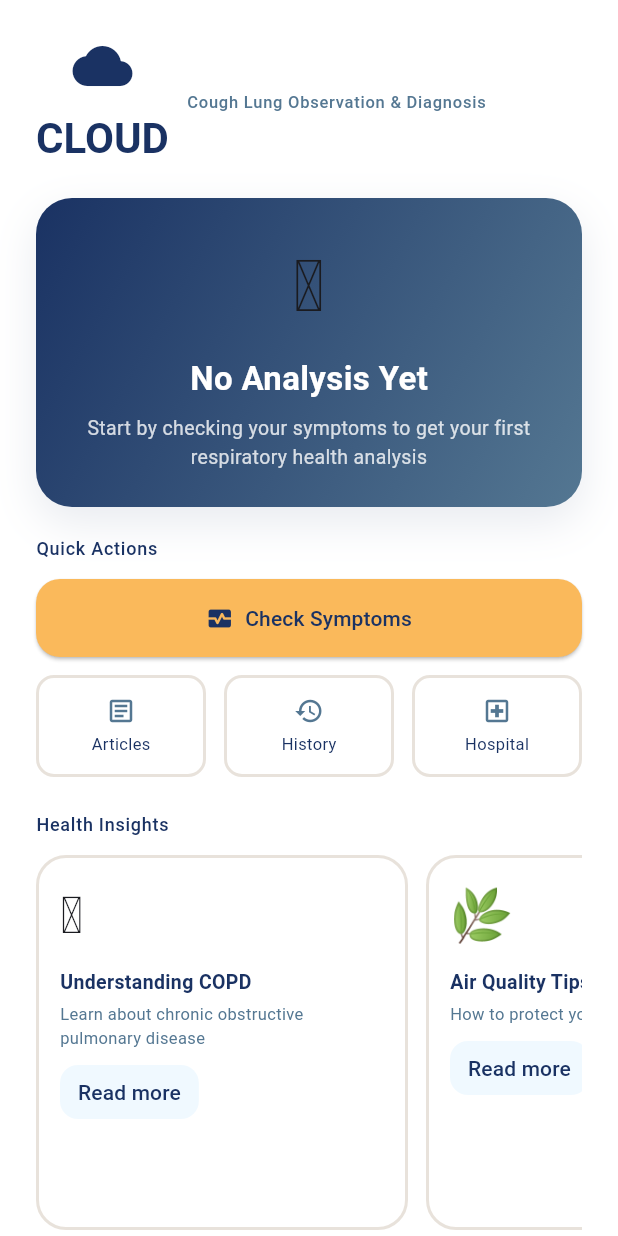
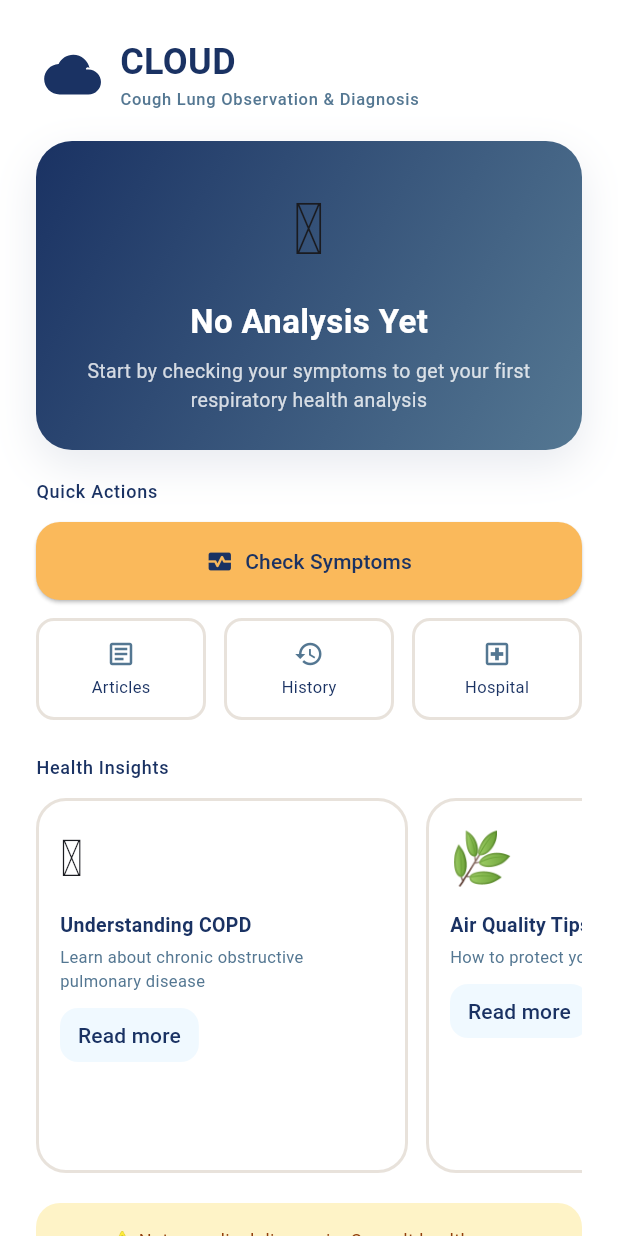
Before and after one commit to aad211/cloud-app, a Flutter app: the screen it shows after launch, after a tap on "Skip", on a phone screen of 412 x 824 dp. Run offline on Flutter 3.47's test engine with Material 3 defaults, Android fonts, the phone set to English and light mode, and no system bars; our stand-ins replace flutter_riverpod, flutter_svg, go_router, shared_preferences, web; missing offline and left inert: dart:js_interop, fftea, record, tflite_flutter.

Commit message:
refactor(branding): use direct SVG logo across app
- remove CloudLogo widget and related tests\n- render branding via SvgPicture.asset in home and splash\n- regenerate Android/iOS/Web app icons from shared SVG source

Co-authored-by: Copilot <223556219+Copilot@users.noreply.github.com>

```diff
--- a/lib/core/widgets/cloud_logo.dart
+++ /dev/null
@@ -1,54 +0,0 @@
-import 'package:flutter/material.dart';
-import 'package:cloud_app/app/theme/app_colors.dart';
-
-enum CloudLogoSize {
-  small,
-  medium,
-  large,
-}
-
-class CloudLogo extends StatelessWidget {
-  const CloudLogo({
-    super.key,
-    this.size = CloudLogoSize.medium,
-    this.iconColor,
-    this.textColor,
-  });
-
-  final CloudLogoSize size;
-  final Color? iconColor;
-  final Color? textColor;
-
-  @override
-  Widget build(BuildContext context) {
-    final (iconSize, textSize, spacing) = switch (size) {
-      CloudLogoSize.small => (24.0, 16.0, 4.0),
-      CloudLogoSize.medium => (40.0, 28.0, 8.0),
-      CloudLogoSize.large => (120.0, 56.0, 12.0),
-    };
-
-    final effectiveIconColor = iconColor ?? AppColors.navy;
-    final effectiveTextColor = textColor ?? AppColors.navy;
-
-    return Column(
-      mainAxisSize: MainAxisSize.min,
-      children: [
-        Icon(
-          Icons.cloud,
-          size: iconSize,
-          color: effectiveIconColor,
-        ),
-        SizedBox(height: spacing),
-        Text(
-          'CLOUD',
-          style: TextStyle(
-            fontSize: textSize,
-            fontWeight: FontWeight.w700,
-            letterSpacing: size == CloudLogoSize.large ? 2 : 0,
-            color: effectiveTextColor,
-          ),
-        ),
-      ],
-    );
-  }
-}
--- a/lib/features/home/presentation/home_screen.dart
+++ b/lib/features/home/presentation/home_screen.dart
@@ -1,6 +1,7 @@
 import 'package:flutter/material.dart';
 import 'package:flutter/services.dart';
 import 'package:flutter_riverpod/flutter_riverpod.dart';
+import 'package:flutter_svg/flutter_svg.dart';
 import 'package:go_router/go_router.dart';
 import 'package:intl/intl.dart';
 import 'package:cloud_app/app/theme/app_colors.dart';
@@ -10,7 +11,6 @@ import 'package:cloud_app/core/models/health_insight_record.dart';
 import 'package:cloud_app/core/utils/external_link_opener.dart';
 import 'package:cloud_app/core/widgets/parity_cards.dart';
 import 'package:cloud_app/features/analysis/presentation/analysis_history_controller.dart';
-import 'package:cloud_app/core/widgets/cloud_logo.dart';
 import 'package:cloud_app/core/widgets/exit_confirmation_dialog.dart';
 
 typedef OpenLinkHandler =
@@ -51,14 +51,36 @@ class HomeScreen extends ConsumerWidget {
                 Row(
                   crossAxisAlignment: CrossAxisAlignment.center,
                   children: [
-                    const CloudLogo(size: CloudLogoSize.medium),
-                    const SizedBox(width: 12),
+                    SvgPicture.asset(
+                      'assets/images/cloud_logo_icon.svg',
+                      width: 48,
+                      height: 48,
+                      colorFilter: const ColorFilter.mode(
+                        AppColors.navy,
+                        BlendMode.srcIn,
+                      ),
+                    ),
+                    const SizedBox(width: 8),
                     Expanded(
-                      child: Text(
-                        'Cough Lung Observation & Diagnosis',
-                        style: Theme.of(
-                          context,
-                        ).textTheme.labelSmall?.copyWith(color: AppColors.blue),
+                      child: Column(
+                        crossAxisAlignment: CrossAxisAlignment.start,
+                        children: [
+                          const Text(
+                            'CLOUD',
+                            style: TextStyle(
+                              color: AppColors.navy,
+                              fontSize: 24,
+                              fontWeight: FontWeight.w700,
+                            ),
+                          ),
+                          Text(
+                            'Cough Lung Observation & Diagnosis',
+                            maxLines: 2,
+                            overflow: TextOverflow.ellipsis,
+                            style: Theme.of(context).textTheme.labelSmall
+                                ?.copyWith(color: AppColors.blue),
+                          ),
+                        ],
                       ),
                     ),
                   ],
--- a/lib/features/onboarding/presentation/splash_screen.dart
+++ b/lib/features/onboarding/presentation/splash_screen.dart
@@ -2,10 +2,10 @@ import 'dart:async';
 
 import 'package:flutter/material.dart';
 import 'package:flutter_riverpod/flutter_riverpod.dart';
+import 'package:flutter_svg/flutter_svg.dart';
 import 'package:go_router/go_router.dart';
 import 'package:cloud_app/app/theme/app_colors.dart';
 import 'package:cloud_app/core/storage/local_storage_service.dart';
-import 'package:cloud_app/core/widgets/cloud_logo.dart';
 
 class SplashScreen extends ConsumerStatefulWidget {
   const SplashScreen({super.key});
@@ -68,15 +68,29 @@ class _SplashScreenState extends ConsumerState<SplashScreen>
             scale: _scaleAnimation,
             child: Material(
               type: MaterialType.transparency,
-              child: const Padding(
+              child: Padding(
                 padding: EdgeInsets.symmetric(horizontal: 32, vertical: 36),
                 child: Column(
                   mainAxisSize: MainAxisSize.min,
                   children: [
-                    CloudLogo(
-                      size: CloudLogoSize.large,
-                      iconColor: Colors.white,
-                      textColor: Colors.white,
+                    SvgPicture.asset(
+                      'assets/images/cloud_logo_icon.svg',
+                      width: 192,
+                      height: 192,
+                      colorFilter: const ColorFilter.mode(
+                        Colors.white,
+                        BlendMode.srcIn,
+                      ),
+                    ),
+                    SizedBox(height: 12),
+                    Text(
+                      'CLOUD',
+                      style: TextStyle(
+                        fontSize: 56,
+                        fontWeight: FontWeight.w700,
+                        letterSpacing: 2,
+                        color: Colors.white,
+                      ),
                     ),
                     SizedBox(height: 12),
                     Text(
--- a/pubspec.yaml
+++ b/pubspec.yaml
@@ -20,6 +20,7 @@ dependencies:
   tflite_flutter: ^0.11.0
   web: ^1.1.0
   url_launcher: ^6.3.2
+  flutter_svg: ^2.2.1
 
 dev_dependencies:
   flutter_test:
@@ -31,3 +32,4 @@ flutter:
   assets:
     - assets/models/cloud.tflite
     - assets/labels.txt
+    - assets/images/cloud_logo_icon.svg
```
Also changed, not shown: assets/images/cloud_logo_icon.svg (added), pubspec.lock, 28 other files.
